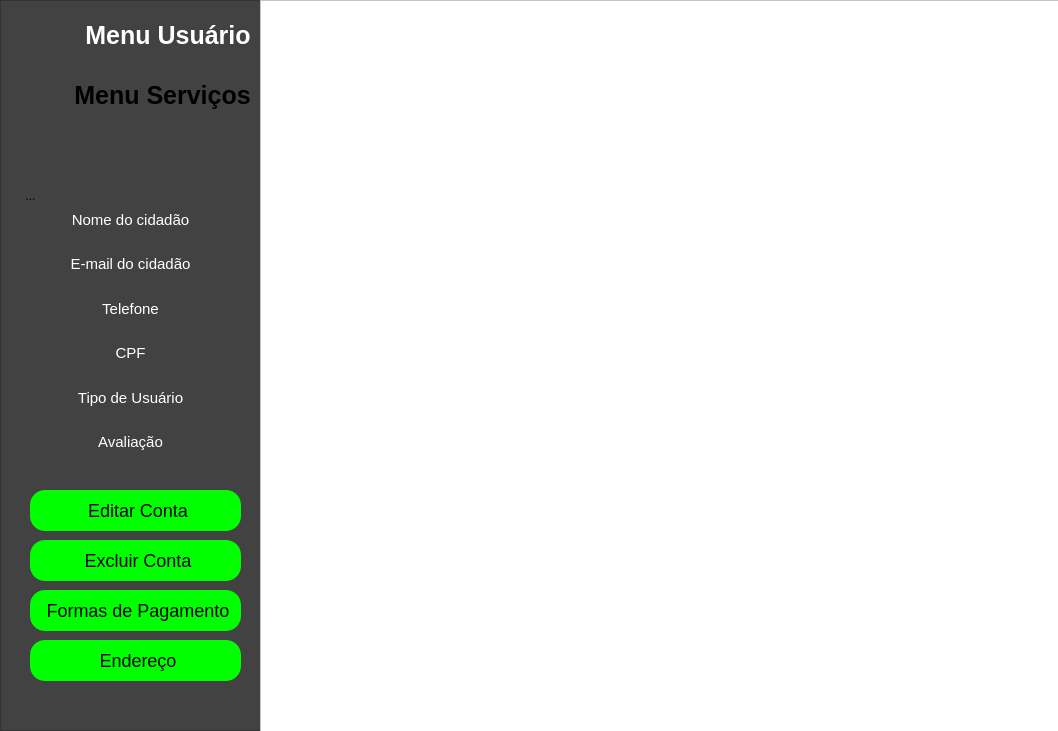
Old version of the form usuario.ui in the repository Luisf66/Uber_dos_Servicos.
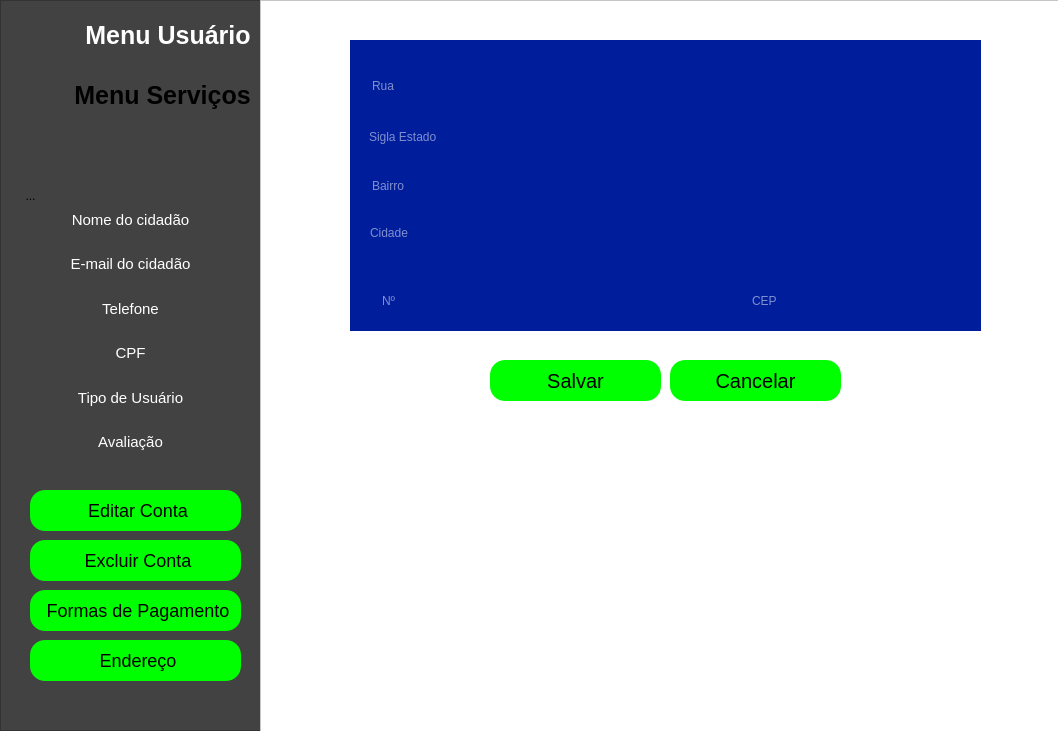
New version of the form. The open tabs and pages were chosen to show the change. Icons and pictures are not drawn.

Commit message: Tela de endereço + fix bug cadastrar_usuario

```diff
--- a/usuario.ui
+++ b/usuario.ui
@@ -942,6 +942,228 @@
       </property>
      </widget>
     </widget>
+    <widget class="QWidget" name="page_3">
+     <widget class="QLabel" name="label_2">
+      <property name="geometry">
+       <rect>
+        <x>80</x>
+        <y>30</y>
+        <width>631</width>
+        <height>291</height>
+       </rect>
+      </property>
+      <property name="styleSheet">
+       <string notr="true">background-color: rgb(0, 29, 156);</string>
+      </property>
+      <property name="text">
+       <string/>
+      </property>
+     </widget>
+     <widget class="QLineEdit" name="campo_nome_rua">
+      <property name="geometry">
+       <rect>
+        <x>100</x>
+        <y>50</y>
+        <width>591</width>
+        <height>51</height>
+       </rect>
+      </property>
+      <property name="styleSheet">
+       <string notr="true">QLineEdit{
+	font: 18pt &quot;Arial&quot;;
+	background:transparent;
+	border:none;
+	/*color:#717072;*/
+	border-bottom:none;
+	color: white;
+}</string>
+      </property>
+      <property name="placeholderText">
+       <string>Rua</string>
+      </property>
+     </widget>
+     <widget class="QLineEdit" name="campo_numero_casa">
+      <property name="geometry">
+       <rect>
+        <x>110</x>
+        <y>270</y>
+        <width>101</width>
+        <height>41</height>
+       </rect>
+      </property>
+      <property name="styleSheet">
+       <string notr="true">QLineEdit{
+	font: 18pt &quot;Arial&quot;;
+	background:transparent;
+	border:none;
+	/*color:#717072;*/
+	border-bottom:none;
+	color: white;
+}</string>
+      </property>
+      <property name="placeholderText">
+       <string>Nº</string>
+      </property>
+     </widget>
+     <widget class="QLineEdit" name="campo_cep">
+      <property name="geometry">
+       <rect>
+        <x>480</x>
+        <y>270</y>
+        <width>217</width>
+        <height>41</height>
+       </rect>
+      </property>
+      <property name="styleSheet">
+       <string notr="true">QLineEdit{
+	font: 18pt &quot;Arial&quot;;
+	background:transparent;
+	border:none;
+	/*color:#717072;*/
+	border-bottom:none;
+	color: white;
+}</string>
+      </property>
+      <property name="placeholderText">
+       <string>CEP</string>
+      </property>
+     </widget>
+     <widget class="QLineEdit" name="campo_nome_estado">
+      <property name="geometry">
+       <rect>
+        <x>97</x>
+        <y>101</y>
+        <width>181</width>
+        <height>51</height>
+       </rect>
+      </property>
+      <property name="styleSheet">
+       <string notr="true">QLineEdit{
+	font: 18pt &quot;Arial&quot;;
+	background:transparent;
+	border:none;
+	/*color:#717072;*/
+	border-bottom:none;
+	color: white;
+}</string>
+      </property>
+      <property name="placeholderText">
+       <string>Sigla Estado</string>
+      </property>
+     </widget>
+     <widget class="QLineEdit" name="campo_nome_bairro">
+      <property name="geometry">
+       <rect>
+        <x>100</x>
+        <y>150</y>
+        <width>446</width>
+        <height>51</height>
+       </rect>
+      </property>
+      <property name="styleSheet">
+       <string notr="true">QLineEdit{
+	font: 18pt &quot;Arial&quot;;
+	background:transparent;
+	border:none;
+	/*color:#717072;*/
+	border-bottom:none;
+	color: white;
+}</string>
+      </property>
+      <property name="placeholderText">
+       <string>Bairro</string>
+      </property>
+     </widget>
+     <widget class="QLineEdit" name="campo_nome_cidade">
+      <property name="geometry">
+       <rect>
+        <x>98</x>
+        <y>202</y>
+        <width>439</width>
+        <height>41</height>
+       </rect>
+      </property>
+      <property name="styleSheet">
+       <string notr="true">QLineEdit{
+	font: 18pt &quot;Arial&quot;;
+	background:transparent;
+	border:none;
+	/*color:#717072;*/
+	border-bottom:none;
+	color: white;
+}</string>
+      </property>
+      <property name="placeholderText">
+       <string>Cidade</string>
+      </property>
+     </widget>
+     <widget class="QPushButton" name="btn_cancelar_endereco">
+      <property name="geometry">
+       <rect>
+        <x>400</x>
+        <y>350</y>
+        <width>171</width>
+        <height>41</height>
+       </rect>
+      </property>
+      <property name="styleSheet">
+       <string notr="true">QPushButton {
+   background:rgb(0, 255, 0);
+    color: black;               /* Cor do texto: branco */
+    font-family: &quot;Times New Roman&quot;;  /* Fonte formal */
+    font-size: 20px;            /* Tamanho da fonte */
+
+    border-radius: 15px;        /* Borda arredondada */
+}
+
+QPushButton:hover {
+    background-color: #007bff;  /* Cor do fundo quando o mouse está sobre o botão: azul claro */
+    color: #333333;             /* Cor do texto ao passar o mouse: cinza escuro */
+}
+
+QPushButton:pressed {
+    background-color:rgb(34, 255, 0);  /* Cor do botão ao ser pressionado: azul ainda mais escuro */
+    color: #ffffff;             /* Cor do texto ao ser pressionado: branco */
+}</string>
+      </property>
+      <property name="text">
+       <string>Cancelar</string>
+      </property>
+     </widget>
+     <widget class="QPushButton" name="btn_salvar_endereco">
+      <property name="geometry">
+       <rect>
+        <x>220</x>
+        <y>350</y>
+        <width>171</width>
+        <height>41</height>
+       </rect>
+      </property>
+      <property name="styleSheet">
+       <string notr="true">QPushButton {
+   background:rgb(0, 255, 0);
+    color: black;               /* Cor do texto: branco */
+    font-family: &quot;Times New Roman&quot;;  /* Fonte formal */
+    font-size: 20px;            /* Tamanho da fonte */
+   
+    border-radius: 15px;        /* Borda arredondada */
+}
+
+QPushButton:hover {
+    background-color: #007bff;  /* Cor do fundo quando o mouse está sobre o botão: azul claro */
+    color: #333333;             /* Cor do texto ao passar o mouse: cinza escuro */
+}
+
+QPushButton:pressed {
+    background-color:rgb(34, 255, 0);  /* Cor do botão ao ser pressionado: azul ainda mais escuro */
+    color: #ffffff;             /* Cor do texto ao ser pressionado: branco */
+}</string>
+      </property>
+      <property name="text">
+       <string>Salvar</string>
+      </property>
+     </widget>
+    </widget>
     <widget class="QWidget" name="page"/>
    </widget>
   </widget>
```
Left out of the diff: 4 changed lines with no effect on the pictures. The commit also changes 3 other files.
